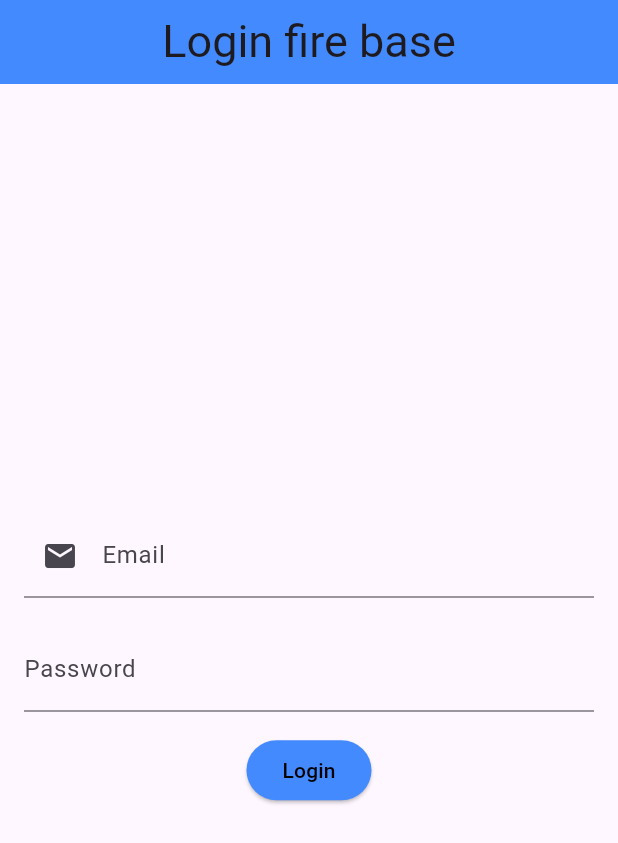
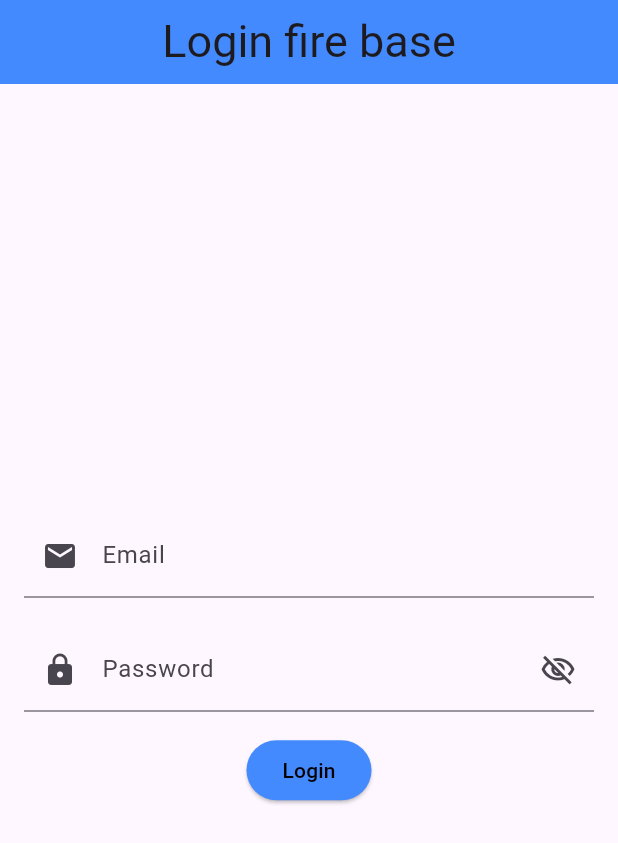
Before and after one commit to muhamadayeshaaulia/week_10_belajar_firebase, a Flutter app: the screen it shows after launch, on a phone screen of 412 x 824 dp. Shown: the top 843 px of the screen. Run offline on Flutter 3.47's test engine with Material 3 defaults, Android fonts, the phone set to English and light mode, and no system bars; our stand-ins replace firebase_auth, firebase_core; accounts and stored records are empty.

Commit message:
menambahkan prefix dan suffix icon untuk memberikan icon lock dan mata tertutup untuk tampilan field password pada standar umum nya

```diff
--- a/lib/screen/login.dart
+++ b/lib/screen/login.dart
@@ -74,9 +74,13 @@ class _MyLoginState extends State<MyLogin> {
             ),
             const SizedBox(height: 20),
             TextField(
+              keyboardType: TextInputType.visiblePassword,
               obscureText: true,
               controller: passCtrl,
-              decoration: const InputDecoration(labelText: 'Password'),
+              decoration: InputDecoration(labelText: 'Password', prefixIcon: Icon(Icons.lock),hintText:'Masukan Password anda!',suffixIcon: IconButton(
+                icon: Icon(Icons.visibility_off_outlined),
+                onPressed: () {},
+              )),
             ),
             const SizedBox(height: 15),
             if (_error != null) ...[
```
